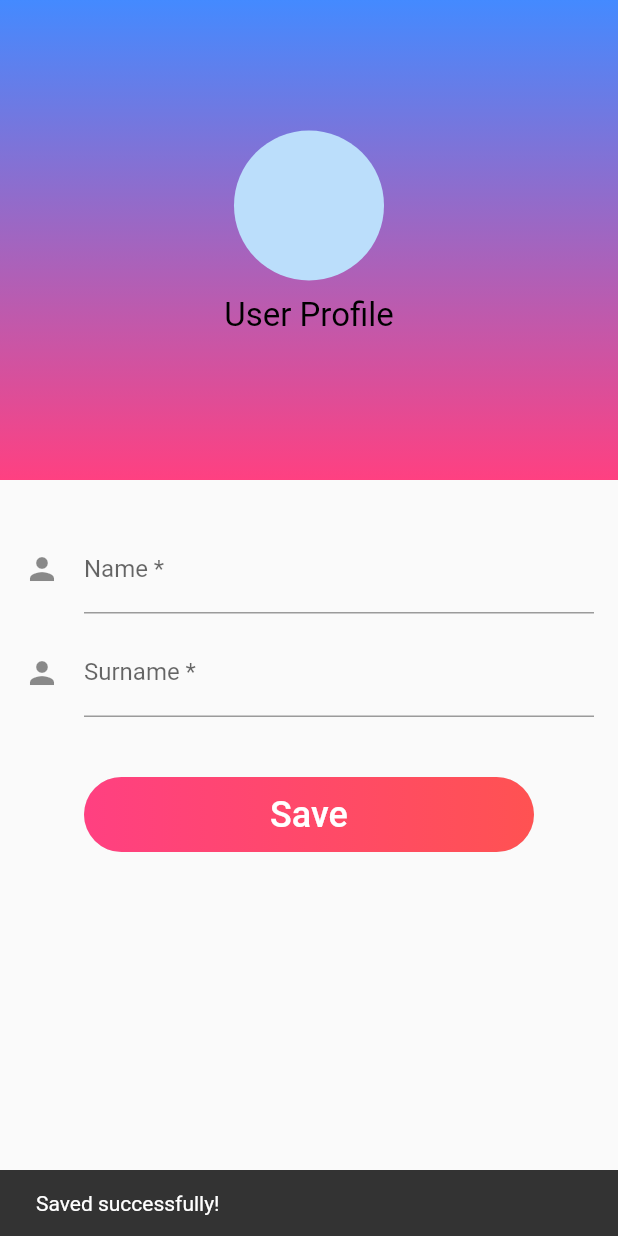
After one commit to Aslisusapmaz/se380project_todo_app, a Flutter app: the ProfileScreen screen opened directly, after a tap on "Save", on a phone screen of 412 x 824 dp. The commit adds this screen. Run offline on Flutter 3.47's test engine with Material 2 defaults, Android fonts, the phone set to English and light mode, and no system bars; our stand-ins replace cloud_firestore, firebase_auth, firebase_core, motion_tab_bar, shared_preferences, table_calendar; accounts and stored records are empty.

Commit message:
adding user profile page and using shared preferences, the user's name and surname is saved to the screen.

```diff
--- a/lib/screens/landing_screen.dart
+++ b/lib/screens/landing_screen.dart
@@ -3,6 +3,7 @@ import 'package:motion_tab_bar/MotionTabBarView.dart';
 import 'package:motion_tab_bar/MotionTabController.dart';
 import 'package:motion_tab_bar/motiontabbar.dart';
 import 'package:se380_project_todo_app/screens/home_screen.dart';
+import 'package:se380_project_todo_app/screens/profile_screen.dart';
 
 class LandingScreen extends StatefulWidget {
   @override
@@ -28,6 +29,7 @@ class _LandingScreenState extends State<LandingScreen>
   @override
   Widget build(BuildContext context) {
     return Scaffold(
+
         bottomNavigationBar: MotionTabBar(
           labels: ["Home","Profile"],
           initialSelectedTab: "Home",
@@ -48,7 +50,7 @@ class _LandingScreenState extends State<LandingScreen>
             HomeScreen(),
             Container(
               child: Center(
-                child: Text("Profile"),
+                child: ProfileScreen(),
               ),
             ),
           ],
--- /dev/null
+++ b/lib/screens/profile_screen.dart
@@ -0,0 +1,168 @@
+import 'package:flutter/material.dart';
+import 'package:shared_preferences/shared_preferences.dart';
+
+class ProfileScreen extends StatefulWidget {
+  @override
+  _ProfileScreenState createState() => _ProfileScreenState();
+}
+
+class _ProfileScreenState extends State<ProfileScreen> {
+  SharedPreferences localStorage;
+
+  TextEditingController nameController = TextEditingController();
+
+  TextEditingController surnameController = TextEditingController();
+
+  final scaffoldKey = GlobalKey<ScaffoldState>();
+
+  bool isSaving = false;
+
+  Future init() async {
+    localStorage = await SharedPreferences.getInstance();
+    try {
+      String name = localStorage.getString("name");
+      String surname = localStorage.getString("surname");
+      nameController.text = name;
+      surnameController.text = surname;
+      setState(() {});
+    } catch (e) {}
+  }
+
+  @override
+  void initState() {
+    init();
+    super.initState();
+  }
+
+  @override
+  Widget build(BuildContext context) {
+    return Scaffold(
+        key: scaffoldKey,
+        body: SingleChildScrollView(
+          child: Column(
+            children: <Widget>[
+              Container(
+                decoration: BoxDecoration(
+                    gradient: LinearGradient(
+                  begin: Alignment.topCenter,
+                  end: Alignment.bottomCenter,
+                  colors: [Colors.blueAccent, Colors.pinkAccent],
+                )),
+                child: Container(
+                    width: double.infinity,
+                    height: 320.0,
+                    child: Center(
+                        child: Column(
+                      crossAxisAlignment: CrossAxisAlignment.center,
+                      mainAxisAlignment: MainAxisAlignment.center,
+                      children: <Widget>[
+                        CircleAvatar(
+                          radius: 50.0,
+                        ),
+                        SizedBox(
+                          height: 10.0,
+                        ),
+                        Text(
+                          'User Profile',
+                          style: TextStyle(
+                            fontSize: 22.0,
+                            color: Colors.black,
+                          ),
+                        ),
+                        SizedBox(
+                          height: 10.0,
+                        ),
+                      ],
+                    ))),
+              ),
+              Container(
+                child: Padding(
+                  padding: const EdgeInsets.symmetric(
+                      vertical: 30.0, horizontal: 16.0),
+                  child: Column(
+                    crossAxisAlignment: CrossAxisAlignment.start,
+                    children: <Widget>[
+                      TextFormField(
+                        controller: nameController,
+                        decoration: const InputDecoration(
+                          icon: Icon(Icons.person),
+                          labelText: 'Name *',
+                        ),
+                      ),
+                      SizedBox(
+                        height: 10.0,
+                      ),
+                      Container(
+                          child: Column(
+                        children: <Widget>[
+                          TextFormField(
+                            controller: surnameController,
+                            decoration: const InputDecoration(
+                              icon: Icon(Icons.person),
+                              labelText: 'Surname *',
+                            ),
+                          ),
+                        ],
+                      )),
+                    ],
+                  ),
+                ),
+              ),
+              SizedBox(
+                height: 10.0,
+              ),
+              Container(
+                width: 300,
+                child: RaisedButton(
+                    onPressed: () async {
+                      setState(() {
+                        isSaving = true;
+                      });
+                      await localStorage.setString(
+                          'name', nameController.text.toString());
+                      await localStorage.setString(
+                          'surname', surnameController.text.toString());
+                      setState(() {
+                        isSaving = false;
+                      });
+                      scaffoldKey.currentState.showSnackBar(SnackBar(
+                        content: Text("Saved successfully!"),
+                      ));
+                    },
+                    shape: RoundedRectangleBorder(
+                      borderRadius: BorderRadius.circular(80.0),
+                    ),
+                    elevation: 0.0,
+                    padding: EdgeInsets.all(0.0),
+                    child: isSaving
+                        ? Center(
+                            child: CircularProgressIndicator(),
+                          )
+                        : Ink(
+                            decoration: BoxDecoration(
+                              gradient: LinearGradient(
+                                begin: Alignment.centerLeft,
+                                end: Alignment.centerRight,
+                                colors: [Colors.pinkAccent, Colors.redAccent],
+                              ),
+                              borderRadius: BorderRadius.circular(30.0),
+                            ),
+                            child: Container(
+                              constraints: BoxConstraints(
+                                  maxWidth: 300.0, minHeight: 50.0),
+                              alignment: Alignment.center,
+                              child: Text(
+                                'Save',
+                                style: TextStyle(
+                                  color: Colors.white,
+                                  fontSize: 24.0,
+                                ),
+                              ),
+                            ),
+                          )),
+              )
+            ],
+          ),
+        ));
+  }
+}
--- a/pubspec.yaml
+++ b/pubspec.yaml
@@ -28,6 +28,7 @@ dependencies:
   firebase_core: ^0.7.0
   table_calendar: ^2.3.3
   motion_tab_bar: ^0.1.5
+  shared_preferences: ^0.5.12+4
 
 
 
```
Also changed, not shown: pubspec.lock.
